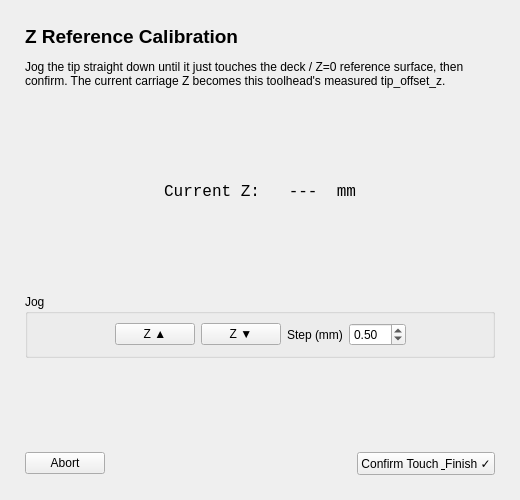
Qt form devices/gantry/frontend/ui/toolhead_calibration_dialog.ui (RxnRover/RxnBench) before a commit.
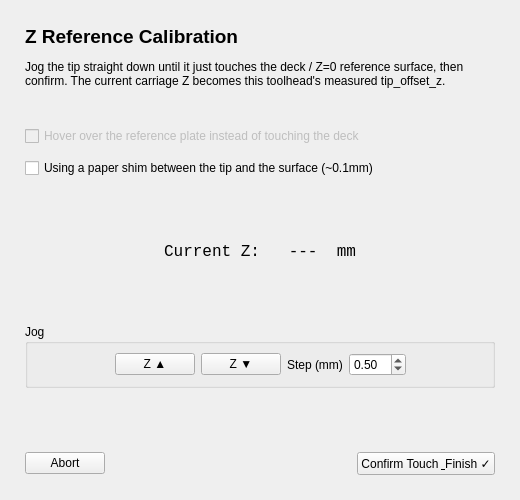
The same form after that commit. The open tabs and pages were chosen to show the change.

Commit message: new way to measure z reference, resizing images to fit readme, adding images to readme

Diff of the .ui file:
```diff
--- a/devices/gantry/frontend/ui/toolhead_calibration_dialog.ui
+++ b/devices/gantry/frontend/ui/toolhead_calibration_dialog.ui
@@ -336,6 +336,25 @@
          <property name="wordWrap"><bool>true</bool></property>
         </widget>
        </item>
+       <item>
+        <widget class="QLabel" name="z_hover_info_lbl">
+         <property name="text"><string></string></property>
+         <property name="wordWrap"><bool>true</bool></property>
+        </widget>
+       </item>
+       <item>
+        <widget class="QCheckBox" name="hover_reference_chk">
+         <property name="text"><string>Hover over the reference plate instead of touching the deck</string></property>
+         <property name="toolTip"><string>Safer: uses the workspace's configured reference-plate height instead of touching the deck directly. Only available once a workspace with a calibration reference well is loaded.</string></property>
+         <property name="enabled"><bool>false</bool></property>
+        </widget>
+       </item>
+       <item>
+        <widget class="QCheckBox" name="paper_shim_chk">
+         <property name="text"><string>Using a paper shim between the tip and the surface (~0.1mm)</string></property>
+         <property name="toolTip"><string>Slide a sheet of standard printer paper between the tip and the reference surface, jog down until it just drags, then confirm - the known paper thickness is subtracted automatically. Safer than touching directly: contact is felt by hand, not driven by the motor.</string></property>
+        </widget>
+       </item>
        <item>
         <spacer>
          <property name="orientation"><enum>Qt::Orientation::Vertical</enum></property>
```
The commit also changes 66 other files.
